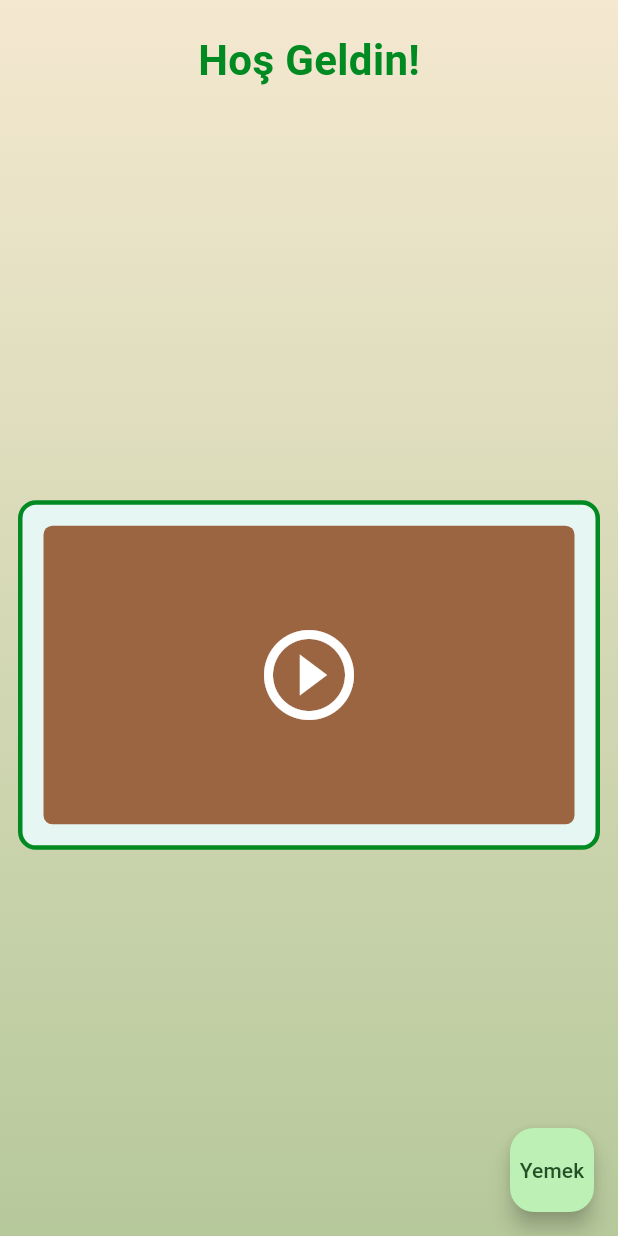
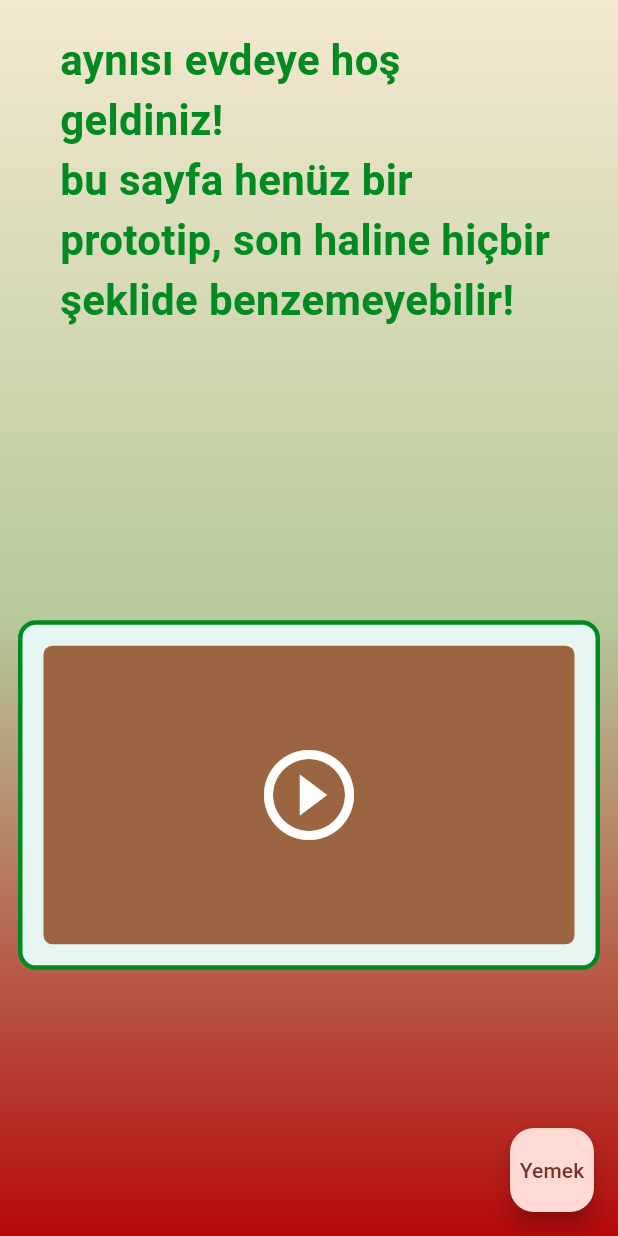
Before and after one commit to Foxsolof/Aynisi-Evde-Mobil, a Flutter app: the screen it shows after launch, on a phone screen of 412 x 824 dp. Run offline on Flutter 3.47's test engine with Material 3 defaults, Android fonts, the light colour scheme and no system bars.

Commit message:
sync error

```diff
--- a/aynisi_evde/lib/main.dart
+++ b/aynisi_evde/lib/main.dart
@@ -12,7 +12,7 @@ class MyApp extends StatelessWidget {
         title: 'AynısıEvde',
         theme: ThemeData(
           colorScheme: ColorScheme.fromSeed(
-          seedColor: const Color(0xFF16B63B),
+          seedColor: const Color.fromARGB(240, 236, 6, 6),
           ),
         ),
         home: const AnaSayfa(),
@@ -38,6 +38,7 @@ class anasayfa_content extends StatelessWidget {
   const anasayfa_content({super.key});
 
 @override
+//arkaplan
 Widget build(BuildContext context) => Container(
   decoration: const BoxDecoration(
     gradient: LinearGradient(
@@ -45,15 +46,17 @@ Widget build(BuildContext context) => Container(
       end: Alignment.bottomCenter,
       colors: [
         Color(0xFFF4E8D0),
-        Color(0xFFB6C99B),],),),
+        Color(0xFFB6C99B),
+        Color.fromARGB(255, 182, 10, 10),
+        ],),),
+//anasayfa içerik
   child: SafeArea(
     child: Column(
       children: [
         // Hoş geldin mesajı
          const Padding(
-          padding: EdgeInsets.only(top: 20, bottom: 16),
-          child: Text('Hoş Geldin!',style: TextStyle(fontSize: 28,fontWeight: FontWeight.bold,color: Color(0xFF008A21),),),),
-
+          padding: EdgeInsets.only(top:20,bottom:16,left:40,right:40),
+          child: Text('aynısı evdeye hoş geldiniz!\nbu sayfa henüz bir prototip, son haline hiçbir şeklide benzemeyebilir!',style: TextStyle(fontSize: 28,fontWeight: FontWeight.bold,color: Color(0xFF008A21),),),),
           // Video çerçevesi
         Expanded(
           child: Center(
@@ -61,7 +64,7 @@ Widget build(BuildContext context) => Container(
               // Genişlik
               width: double.infinity,
               // Maksimum genişlik
-              constraints: const BoxConstraints(maxWidth: 480),
+              constraints: const BoxConstraints(maxWidth: 6000),
               margin: const EdgeInsets.all(12), // Dış boşluk
               padding: const EdgeInsets.all(14), // İç boşluk
               decoration: BoxDecoration(
@@ -79,5 +82,5 @@ Widget build(BuildContext context) => Container(
                       Icons.play_circle_outline,
                       size: 72,
                       color: Colors.white,),),),
-                      ),),),),],),),);
+                      ),),),),],),), );
 }
--- a/aynisi_evde/lib/pages/yemek_page.dart
+++ b/aynisi_evde/lib/pages/yemek_page.dart
@@ -42,10 +42,10 @@ String Malzemeler(){ // Bu malzemelerin başına emoji koyarak listemek için ku
           Text("Doner",style: TextStyle(fontSize: 22,color: Colors.deepPurpleAccent)),
           //Image.asset('Assets/images/doner.png', width: 50,),
           Image.network("https://yemeksepeti.dhmedia.io/image/fd-tr/Products/24324517.jpg",width: 200,),// Doner fotoğrafı
-          Container( width: 400,  // kutuyu ayarlayan yer
+  Container( width: 400,  // kutuyu ayarlayan yer
   //height: 250,
-  padding: const EdgeInsets.all(16.0),
-  decoration: BoxDecoration(
+    padding: const EdgeInsets.all(16.0),
+    decoration: BoxDecoration(
     color: Colors.grey.shade200,
     borderRadius: BorderRadius.circular(12),
     border: Border.all(color: Colors.deepPurpleAccent, width: 1)),
```
